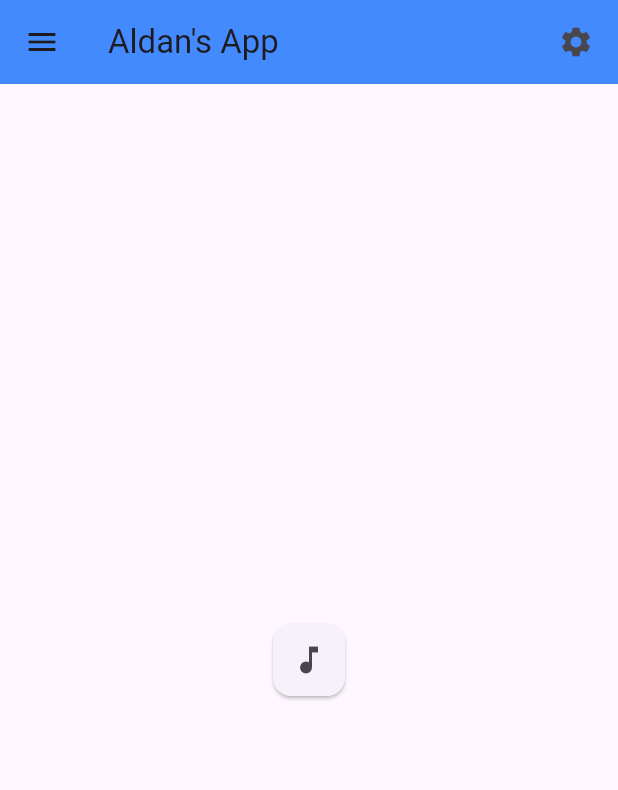
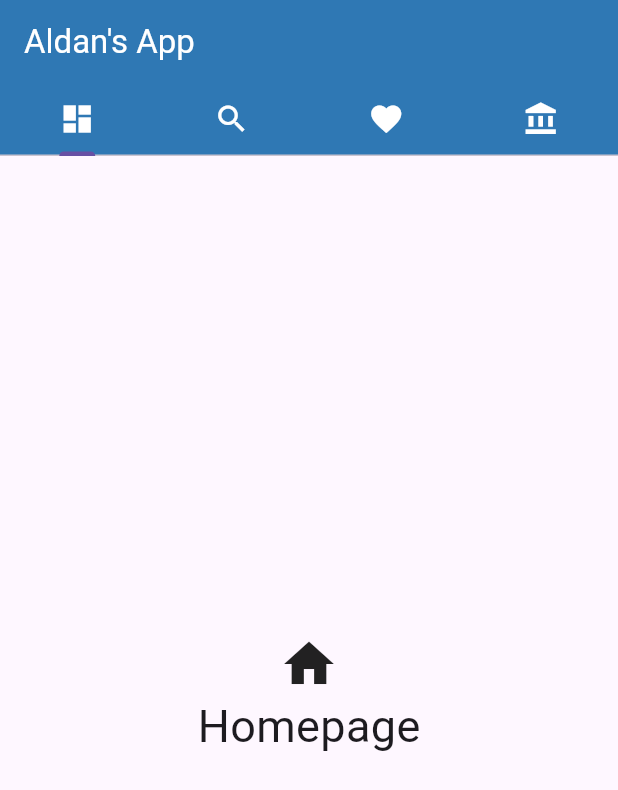
Before and after one commit to aldanziikri/learn_flutter, a Flutter app: the screen it shows after launch, on a phone screen of 412 x 824 dp. Shown: the top 790 px of the screen. Run offline on Flutter 3.47's test engine with Material 3 defaults, Android fonts, the phone set to English and light mode, and no system bars.

Commit message:
eps 9 - TAB BAR

```diff
--- a/lib/main.dart
+++ b/lib/main.dart
@@ -1,4 +1,8 @@
 import 'package:flutter/material.dart';
+import 'package:my_app/page/account.dart' ;
+import 'package:my_app/page/home.dart';
+import 'package:my_app/page/likes.dart';
+import 'package:my_app/page/search.dart';
 
 void main() {
   runApp(const MyApp());
@@ -11,73 +15,59 @@ class MyApp extends StatelessWidget {
   Widget build(BuildContext context) {
     return MaterialApp(
       title: "belajarApp",
-      home: const HomePage(),
-      routes: <String, WidgetBuilder>{
-        "/home" : (BuildContext context) => HomePage(),
-        "/music" : (BuildContext context) => MusicPage(),
-      } ,
+      home: HomePage(),
     );
   }
 }
 
-class HomePage extends StatelessWidget {
+class HomePage extends StatefulWidget {
   const HomePage({super.key});
 
   @override
-  Widget build(BuildContext context) {
+  State<HomePage> createState() => _HomePageState();
+}
+
+class _HomePageState extends State<HomePage> with SingleTickerProviderStateMixin{
+
+  late TabController controller;
+
+  @override
+  void initState(){
+    controller = TabController(length: 4, vsync: this);
+    super.initState();
+  }
+
+  @override
+  void dispose(){
+    controller.dispose();
+    super.dispose();
+  }
+
+  @override
+  Widget build(BuildContext context){
     return Scaffold(
-    appBar: AppBar(
-      leading: const Icon(Icons.menu),
-      title: const Text("Aldan's App"),
-      actions: [
-        Padding(
-          padding: const EdgeInsets.symmetric(horizontal: 16.0),
-          child: Icon(Icons.settings),
-        ),
-      ],
-      backgroundColor: Colors.blueAccent,
-    ),
-
-      body: Center(
-        child: Card(
-          child: IconButton(
-          icon: Icon(Icons.music_note),
-          onPressed: (){
-              Navigator.pushNamed(context, "/music");
-            },
-          ),
-        ),
-      )
+      appBar: AppBar(
+        title: Text("Aldan's App", style: TextStyle(color: Color.fromARGB(255, 255, 255, 255)),),
+        backgroundColor: const Color.fromARGB(255, 47, 120, 180),
+        bottom: TabBar(
+          controller: controller,
+          tabs: [
+            Tab(icon: Icon(Icons.dashboard, color: Color.fromARGB(255, 255, 255, 255))),
+            Tab(icon: Icon(Icons.search, color: Color.fromARGB(255, 255, 255, 255))),
+            Tab(icon: Icon(Icons.favorite, color: Color.fromARGB(255, 255, 255, 255))),
+            Tab(icon: Icon(Icons.account_balance, color: Color.fromARGB(255, 255, 255, 255)))
+          ],
+        )
+      ),
+      body: TabBarView(
+        controller: controller,
+        children: [
+          Home(),
+          Search(),
+          Likes(),
+          Profil()
+        ],
+      ),
     );
   }
 }
-class MusicPage extends StatelessWidget {
-  const MusicPage({super.key});
-
-  @override
-  Widget build(BuildContext context) {
-    return Scaffold(
-    appBar: AppBar(
-      title: const Text("Music"),
-      actions: [
-        Padding(
-          padding: const EdgeInsets.symmetric(horizontal: 16.0),
-          child: Icon(Icons.settings),
-        ),
-      ],
-      backgroundColor: Colors.blueAccent,
-    ),
-
-      body: Center(
-        child: Card(
-          child: IconButton(
-          icon: Icon(Icons.home),
-          onPressed: (){
-              Navigator.pushNamed(context, "/home");
-            },
-          ),
-        ),
-      )
-    );
-  }
-}
--- /dev/null
+++ b/lib/page/home.dart
@@ -0,0 +1,20 @@
+import 'package:flutter/material.dart';
+
+void main() => runApp(const Home());
+
+class Home extends StatelessWidget {
+  const Home({super.key});
+
+  @override
+  Widget build(BuildContext context) {
+    return Center(
+        child: Column(
+          mainAxisAlignment: MainAxisAlignment.center,
+          children: [
+            Icon(Icons.home, size: 40,),
+            Text("Homepage", style: TextStyle(fontSize: 30),)
+          ],
+        )
+    );
+  }
+}
```
Also changed, not shown: lib/page/account.dart (added, +20 -0 lines), lib/page/likes.dart (added, +21 -0 lines), lib/page/search.dart (added, +20 -0 lines).
